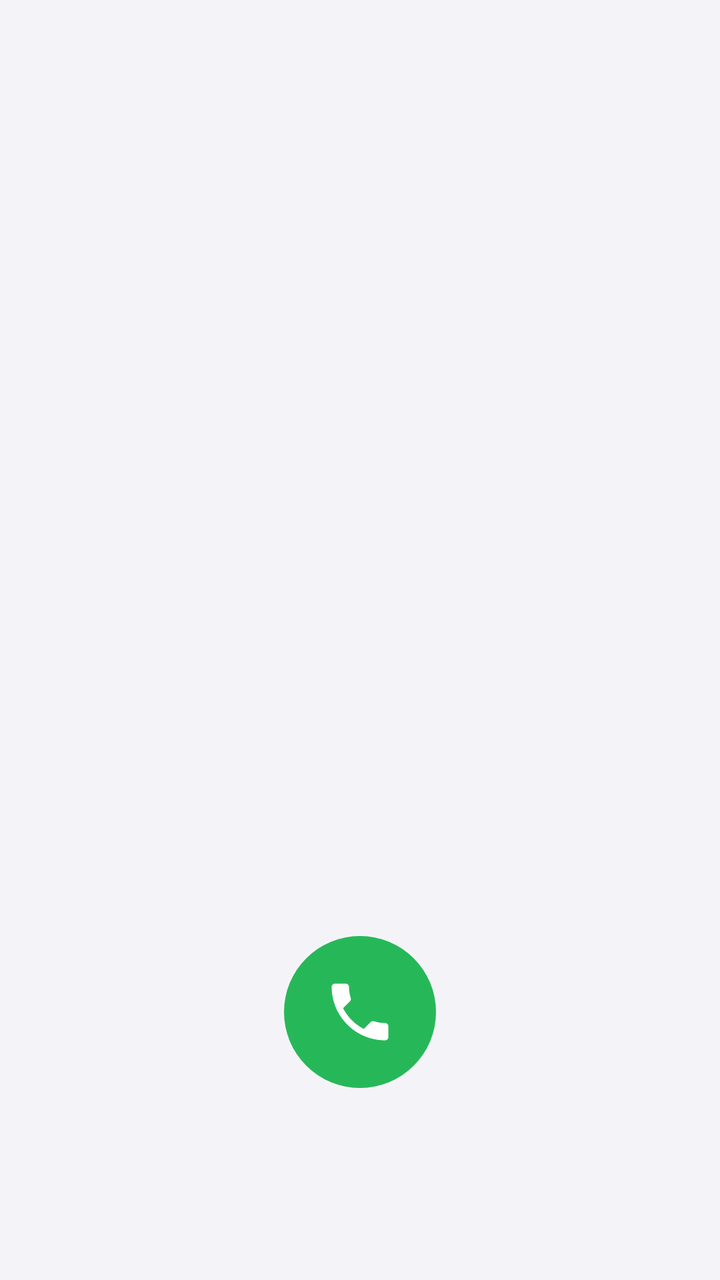
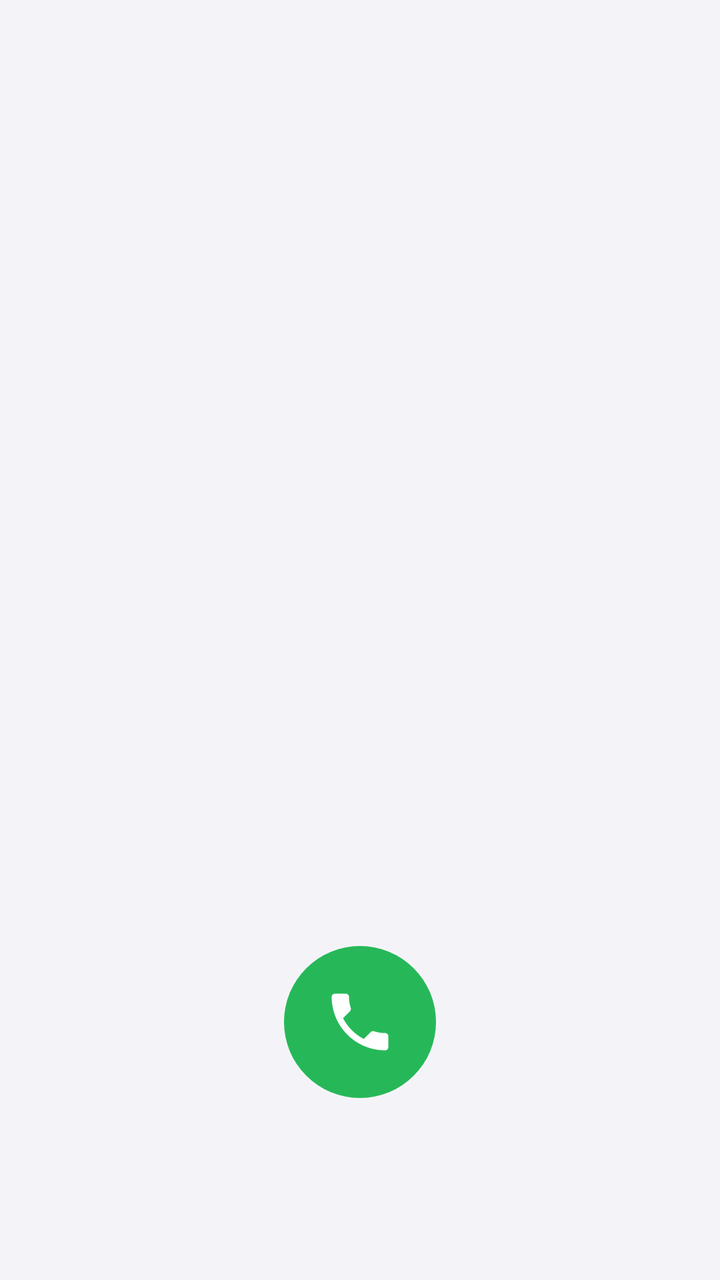

Before-and-after screenshots of an Android layout around one commit, followed by the original layout XML and the change that was made.
<!-- AndroidManifest.xml: application theme Theme.CallAssist -->
<!-- res/layout/page_keypad.xml -->
<?xml version="1.0" encoding="utf-8"?>
<FrameLayout xmlns:android="http://schemas.android.com/apk/res/android"
    xmlns:app="http://schemas.android.com/apk/res-auto"
    android:layout_width="match_parent"
    android:layout_height="match_parent">

    <LinearLayout
        android:layout_width="match_parent"
        android:layout_height="match_parent"
        android:orientation="vertical"
        android:paddingBottom="92dp">

        <TextView
            android:id="@+id/suggestionsEmpty"
            android:layout_width="match_parent"
            android:layout_height="0dp"
            android:layout_weight="1"
            android:gravity="center"
            android:textColor="@color/textSecondary"
            android:textSize="15sp" />

        <androidx.recyclerview.widget.RecyclerView
            android:id="@+id/suggestionsList"
            android:layout_width="match_parent"
            android:layout_height="0dp"
            android:layout_weight="1"
            android:clipToPadding="false"
            android:paddingTop="40dp"
            android:scrollbars="none"
            android:visibility="gone" />

        <LinearLayout
            android:id="@+id/keypadPanel"
            android:layout_width="match_parent"
            android:layout_height="wrap_content"
            android:orientation="vertical">

            <LinearLayout
                android:layout_width="match_parent"
                android:layout_height="wrap_content"
                android:gravity="center_vertical"
                android:orientation="horizontal"
                android:paddingStart="56dp"
                android:paddingEnd="12dp">

                <TextView
                    android:id="@+id/numberDisplay"
                    android:layout_width="0dp"
                    android:layout_height="wrap_content"
                    android:layout_weight="1"
                    android:ellipsize="start"
                    android:gravity="center"
                    android:maxLines="1"
                    android:minHeight="60dp"
                    android:textSize="34sp" />

                <ImageButton
                    android:id="@+id/btnBackspace"
                    android:layout_width="48dp"
                    android:layout_height="48dp"
                    android:background="?android:attr/selectableItemBackgroundBorderless"
                    android:contentDescription="Backspace"
                    android:src="@drawable/ic_backspace"
                    android:visibility="invisible"
                    app:tint="@color/textSecondary" />
            </LinearLayout>

            <GridLayout
                android:id="@+id/keypadGrid"
                android:layout_width="match_parent"
                android:layout_height="wrap_content"
                android:columnCount="3"
                android:paddingStart="24dp"
                android:paddingEnd="24dp" />

            <FrameLayout
                android:layout_width="match_parent"
                android:layout_height="wrap_content"
                android:paddingTop="8dp"
                android:paddingBottom="4dp">

                
                <ImageButton
                    android:id="@+id/btnDial"
                    android:layout_width="76dp"
                    android:layout_height="76dp"
                    android:layout_gravity="center"
                    android:background="@drawable/bg_circle"
                    android:backgroundTint="@color/green"
                    android:contentDescription="Call"
                    android:padding="22dp"
                    android:scaleType="fitCenter"
                    android:src="@drawable/ic_phone"
                    app:tint="#FFFFFF" />
            </FrameLayout>
        </LinearLayout>
    </LinearLayout>

    <ImageButton
        android:id="@+id/fabKeypad"
        android:layout_width="62dp"
        android:layout_height="62dp"
        android:layout_gravity="bottom|end"
        android:layout_marginEnd="24dp"
        android:layout_marginBottom="104dp"
        android:background="@drawable/bg_circle"
        android:backgroundTint="@color/green"
        android:contentDescription="Show keypad"
        android:elevation="8dp"
        android:scaleType="center"
        android:src="@drawable/ic_dialpad"
        android:visibility="gone"
        app:tint="#FFFFFF" />
</FrameLayout>
<!-- resources referenced by this layout -->
<resources>
  <color name="green">#26B858</color>
  <color name="textSecondary">#73737C</color>
  <!-- drawable bg_circle (drawable) -->
  <?xml version="1.0" encoding="utf-8"?>
  <shape xmlns:android="http://schemas.android.com/apk/res/android" android:shape="oval">
      <solid android:color="#FFFFFF" />
  </shape>
  <!-- drawable ic_backspace (drawable) -->
  <?xml version="1.0" encoding="utf-8"?>
  <vector xmlns:android="http://schemas.android.com/apk/res/android"
      android:width="24dp"
      android:height="24dp"
      android:viewportWidth="24"
      android:viewportHeight="24">
      <path
          android:fillColor="#FF888888"
          android:pathData="M22,3H7c-0.69,0 -1.23,0.35 -1.59,0.88L0,12l5.41,8.11c0.36,0.53 0.9,0.89 1.59,0.89h15c1.1,0 2,-0.9 2,-2V5c0,-1.1 -0.9,-2 -2,-2zM19,15.59 L17.59,17 14,13.41 10.41,17 9,15.59 12.59,12 9,8.41 10.41,7 14,10.59 17.59,7 19,8.41 15.41,12 19,15.59z" />
  </vector>
  <!-- drawable ic_phone (drawable) -->
  <?xml version="1.0" encoding="utf-8"?>
  <vector xmlns:android="http://schemas.android.com/apk/res/android"
      android:width="24dp"
      android:height="24dp"
      android:viewportWidth="24"
      android:viewportHeight="24">
      <path
          android:fillColor="#FFFFFF"
          android:pathData="M5.65 10.57c1.7 3.34 4.44 6.07 7.78 7.78l2.6-2.6c0.32-0.32 0.79-0.42 1.2-0.28 1.32 0.44 2.75 0.67 4.21 0.67 0.65 0 1.18 0.53 1.18 1.18V21.44c0 0.65-0.53 1.18-1.18 1.18-11.08 0-20.06-8.98-20.06-20.06 0-0.65 0.53-1.18 1.18-1.18h4.13c0.65 0 1.18 0.53 1.18 1.18 0 1.47 0.24 2.89 0.67 4.21 0.13 0.41 0.04 0.87-0.29 1.2l-2.6 2.6z" />
  </vector>
  <color name="bg">#F4F4F8</color>
  <color name="card">#FFFFFF</color>
  <color name="card2">#ECECF1</color>
  <color name="accent">#2E6FE8</color>
  <color name="accentSoft">#DCE8FF</color>
  <color name="textPrimary">#17171A</color>
  <style name="AppButton" parent="Widget.Material3.Button">
          <item name="backgroundTint">@color/card2</item>
          <item name="android:textColor">@color/textPrimary</item>
          <item name="cornerRadius">24dp</item>
          <item name="android:textAllCaps">false</item>
          <item name="android:letterSpacing">0</item>
          <item name="android:textSize">15sp</item>
          <item name="android:insetTop">4dp</item>
          <item name="android:insetBottom">4dp</item>
      </style>
  <style name="GlassAlertDialog" parent="ThemeOverlay.Material3.MaterialAlertDialog">
          <item name="alertDialogStyle">@style/GlassAlertDialogStyle</item>
          <item name="materialAlertDialogTitleTextStyle">@style/GlassAlertTitle</item>
          <item name="buttonBarPositiveButtonStyle">@style/GlassAlertButton</item>
          <item name="buttonBarNegativeButtonStyle">@style/GlassAlertButton</item>
          <item name="buttonBarNeutralButtonStyle">@style/GlassAlertButton</item>
          <item name="android:backgroundDimAmount">0.55</item>
      </style>
  <style name="GlassAlertDialogStyle" parent="MaterialAlertDialog.Material3">
          <item name="shapeAppearanceOverlay">@style/GlassAlertShape</item>
          <item name="backgroundTint">@color/navBg</item>
      </style>
  <style name="GlassAlertTitle" parent="MaterialAlertDialog.Material3.Title.Text">
          <item name="android:textColor">@color/textPrimary</item>
          <item name="android:textSize">20sp</item>
          <item name="android:textStyle">bold</item>
      </style>
  <style name="GlassAlertButton" parent="Widget.Material3.Button.TextButton.Dialog">
          <item name="android:textColor">@color/accent</item>
          <item name="android:textAllCaps">false</item>
          <item name="android:textSize">16sp</item>
          <item name="android:letterSpacing">0</item>
      </style>
  <style name="GlassAlertShape">
          <item name="cornerFamily">rounded</item>
          <item name="cornerSize">30dp</item>
      </style>
  <color name="navBg">#F2F4F4F8</color>
  <!-- unchanged entries left out for length: 2 -->
</resources>

<!-- the commit's change to res/layout/page_keypad.xml (unified diff, before → after) -->
@@ -8,7 +8,7 @@
         android:layout_width="match_parent"
         android:layout_height="match_parent"
         android:orientation="vertical"
-        android:paddingBottom="92dp">
+        android:paddingBottom="87dp">
 
         <TextView
             android:id="@+id/suggestionsEmpty"
@@ -102,7 +102,7 @@
         android:layout_height="62dp"
         android:layout_gravity="bottom|end"
         android:layout_marginEnd="24dp"
-        android:layout_marginBottom="104dp"
+        android:layout_marginBottom="99dp"
         android:background="@drawable/bg_circle"
         android:backgroundTint="@color/green"
         android:contentDescription="Show keypad"
